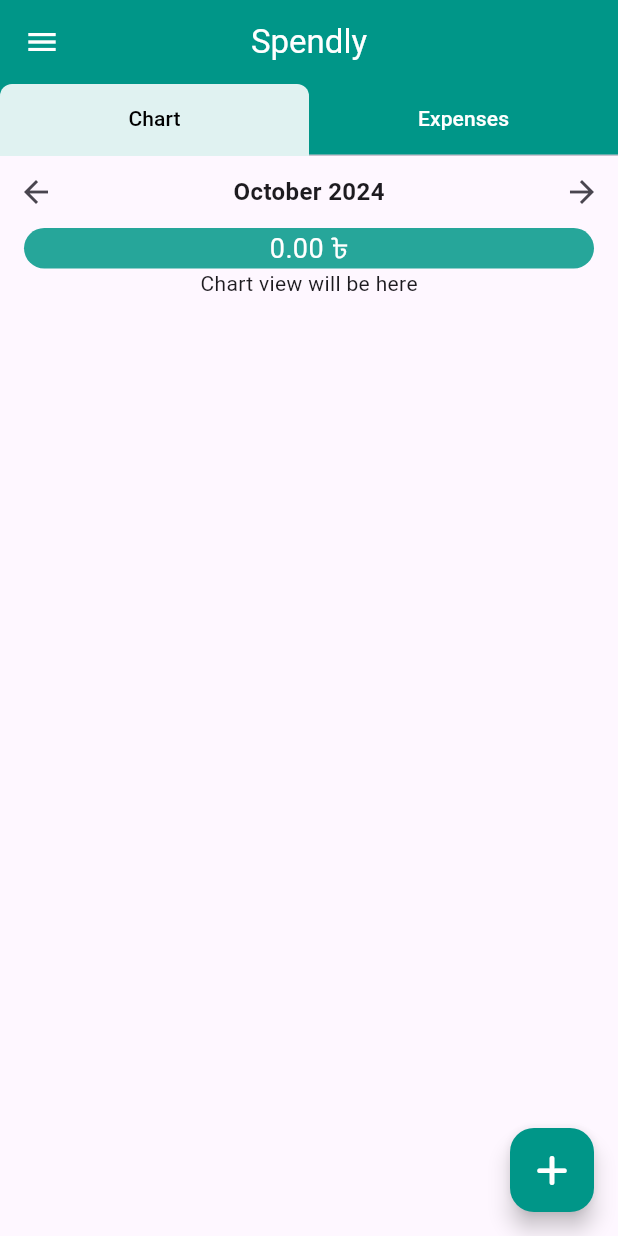
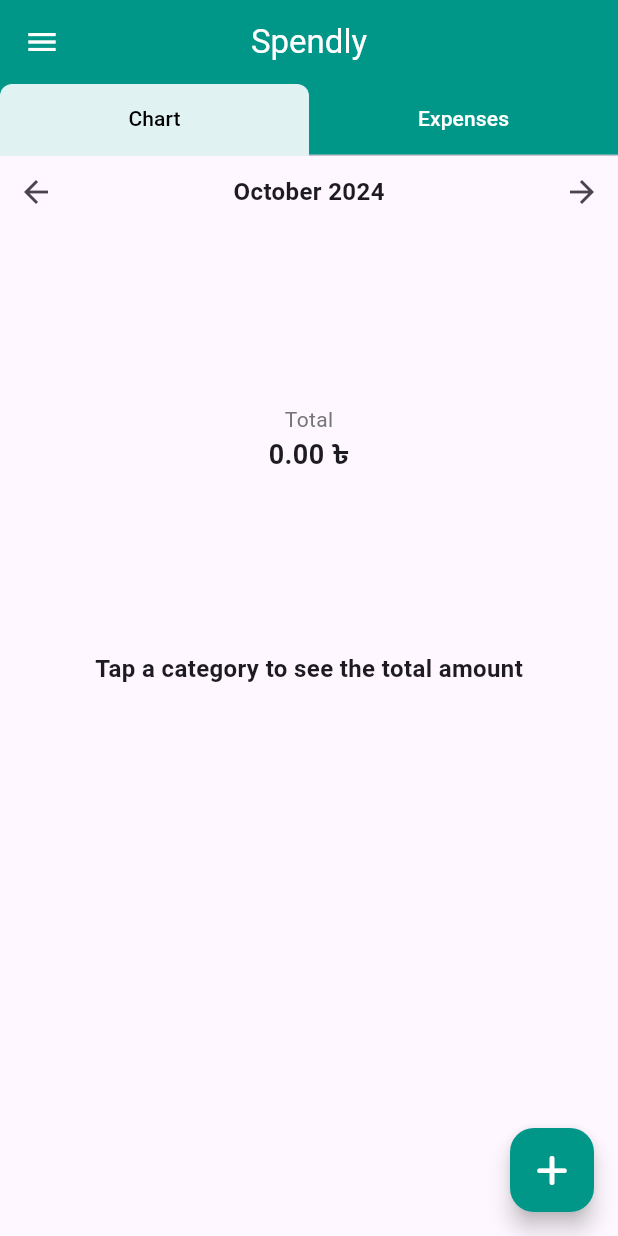
Before and after one commit to alxayeed/FinKeep, a Flutter app: the screen it shows after launch, on a phone screen of 412 x 824 dp. Run offline on Flutter 3.47's test engine with Material 3 defaults, Android fonts, the phone set to English and light mode, and no system bars; drawn by our look-alikes of fl_chart; our stand-ins replace cloud_firestore, equatable, firebase_core, font_awesome_flutter, get; accounts and stored records are empty.

Commit message:
ADD: donut chart added

```diff
--- a/lib/features/expense/presentation/controllers/expense_controller.dart
+++ b/lib/features/expense/presentation/controllers/expense_controller.dart
@@ -50,7 +50,6 @@ class ExpenseController extends GetxController {
     try {
       expenses.value = await getMonthlyExpensesUseCase('userId', month);
       getTotalExpense();
-      print(totalExpense);
     } finally {
       isLoading.value = false;
     }
--- a/lib/features/expense/presentation/screens/monthly_expense_screen.dart
+++ b/lib/features/expense/presentation/screens/monthly_expense_screen.dart
@@ -32,8 +32,13 @@ class MonthlyExpenseScreen extends StatelessWidget {
                         },
                         totalExpense: controller.totalExpense.value,
                       )),
-                  Obx(() => _buildExpenseSummary()),
-                  const Text("Chart view will be here"),
+                  Expanded(
+                    child: Padding(
+                      padding: const EdgeInsets.all(16.0),
+                      child: DonutChart(expenses: controller.expenses),
+                    ),
+                  ),
+                  // const Text("Chart view will be here"),
                 ],
               ),
             ),
--- /dev/null
+++ b/lib/features/expense/presentation/widgets/donut_chart.dart
@@ -0,0 +1,136 @@
+import 'package:fl_chart/fl_chart.dart';
+import 'package:flutter/material.dart';
+import '../../domain/entities/expense_entity.dart';
+
+class DonutChart extends StatefulWidget {
+  final List<ExpenseEntity> expenses;
+
+  const DonutChart({
+    super.key,
+    required this.expenses,
+  });
+
+  @override
+  _DonutChartState createState() => _DonutChartState();
+}
+
+class _DonutChartState extends State<DonutChart> {
+  int? _tappedIndex;
+
+  @override
+  Widget build(BuildContext context) {
+    final categorySpending = _calculateCategorySpending(widget.expenses);
+    final totalSpending = categorySpending.fold<double>(0, (sum, item) => sum + item['amount']);
+    final colors = [Colors.teal, Colors.orange, Colors.blue, Colors.purple, Colors.amber];
+
+    return Column(
+      children: [
+        Stack(
+          alignment: Alignment.center,
+          children: [
+            SizedBox(
+              height: 250,
+              child: PieChart(
+                PieChartData(
+                  sections: _generateSections(categorySpending, totalSpending, colors),
+                  centerSpaceRadius: 60,  // Adjust for compact text display in the center
+                  sectionsSpace: 2,
+                  startDegreeOffset: -90,
+                  borderData: FlBorderData(show: false),
+                  pieTouchData: PieTouchData(
+                    touchCallback: (FlTouchEvent event, pieTouchResponse) {
+                      setState(() {
+                        // Set _tappedIndex only if a section was actually touched
+                        _tappedIndex = pieTouchResponse?.touchedSection?.touchedSectionIndex ?? -1;
+                      });
+                    },
+                  ),
+                ),
+              ),
+            ),
+            // Centered total expense text
+            Column(
+              mainAxisSize: MainAxisSize.min,
+              children: [
+                Text(
+                  "Total",
+                  style: TextStyle(fontSize: 14, color: Colors.grey.shade600),
+                ),
+                Text(
+                  "${totalSpending.toStringAsFixed(2)} ৳",
+                  style: const TextStyle(fontSize: 18, fontWeight: FontWeight.bold),
+                ),
+              ],
+            ),
+          ],
+        ),
+        const SizedBox(height: 16),
+        // Show selected category amount or default text
+        Text(
+          (_tappedIndex != null && _tappedIndex! >= 0 && _tappedIndex! < categorySpending.length)
+              ? "${categorySpending[_tappedIndex!]['category']}: ${categorySpending[_tappedIndex!]['amount']} ৳"
+              : "Tap a category to see the total amount",
+          style: const TextStyle(fontSize: 16, fontWeight: FontWeight.bold),
+        ),
+        const SizedBox(height: 16),
+        // Legend for categories and colors
+        Wrap(
+          spacing: 10,
+          runSpacing: 8,
+          children: List.generate(categorySpending.length, (index) {
+            return Row(
+              mainAxisSize: MainAxisSize.min,
+              children: [
+                Container(
+                  width: 12,
+                  height: 12,
+                  decoration: BoxDecoration(
+                    color: colors[index % colors.length],
+                    shape: BoxShape.circle,
+                  ),
+                ),
+                const SizedBox(width: 4),
+                Text(
+                  categorySpending[index]['category'],
+                  style: const TextStyle(fontSize: 12),
+                ),
+              ],
+            );
+          }),
+        ),
+      ],
+    );
+  }
+
+  List<PieChartSectionData> _generateSections(
+      List<Map<String, dynamic>> categorySpending, double totalSpending, List<Color> colors) {
+    return categorySpending.asMap().entries.map((entry) {
+      final index = entry.key;
+      final data = entry.value;
+      final spendingPercent = (data['amount'] / totalSpending) * 100;
+
+      return PieChartSectionData(
+        color: colors[index % colors.length],
+        value: data['amount'],
+        title: '${spendingPercent.toStringAsFixed(1)}%',
+        radius: _tappedIndex == index ? 90 : 80,  // Increase radius when selected
+        titleStyle: const TextStyle(fontSize: 14, fontWeight: FontWeight.bold, color: Colors.white),
+      );
+    }).toList();
+  }
+
+  List<Map<String, dynamic>> _calculateCategorySpending(List<ExpenseEntity> expenses) {
+    final Map<String, double> spendingByCategory = {};
+    for (var expense in expenses) {
+      if (spendingByCategory.containsKey(expense.category)) {
+        spendingByCategory[expense.category] = spendingByCategory[expense.category]! + expense.amount;
+      } else {
+        spendingByCategory[expense.category] = expense.amount;
+      }
+    }
+
+    return spendingByCategory.entries
+        .map((entry) => {'category': entry.key, 'amount': entry.value})
+        .toList();
+  }
+}
--- a/lib/features/expense/presentation/widgets/widgets.dart
+++ b/lib/features/expense/presentation/widgets/widgets.dart
@@ -4,3 +4,5 @@ export 'expense_form_widget.dart';
 export 'app_drawer.dart';
 export 'custom_fab.dart';
 export 'custom_tab_bar.dart';
+export 'expense_line_chart.dart';
+export 'donut_chart.dart';
--- a/pubspec.yaml
+++ b/pubspec.yaml
@@ -10,6 +10,7 @@ dependencies:
   cloud_firestore: ^5.4.0
   equatable: ^2.0.5
   firebase_core: ^3.4.0
+  fl_chart: ^0.69.0
   flutter:
     sdk: flutter
   font_awesome_flutter: ^10.7.0
```
Also changed, not shown: pubspec.lock.
